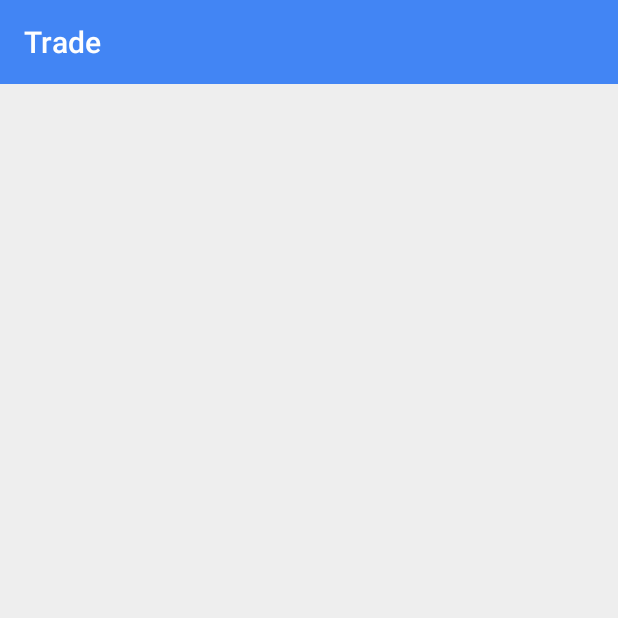
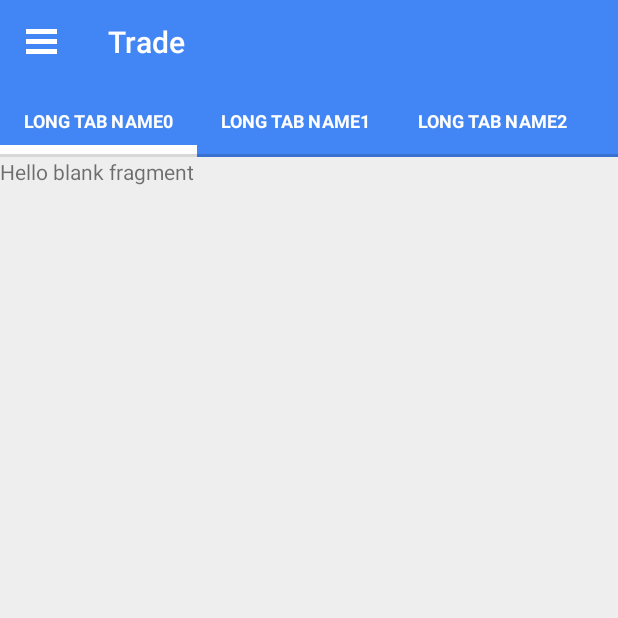
Before and after one commit to fengchaoyu1/NNTradeClient, an Android app: the screen it shows after launch (MainActivity), on a phone screen of 412 x 824 dp, the top half of it. Run offline under Robolectric (Android 15) with nearby library versions, the phone set to English and light mode, and no system bars.

Commit message:
Add sliding tab.
Signed-off-by: cyberzhg <cyberzhg@gmail.com>

```diff
--- /dev/null
+++ b/app/src/main/java/zhaohg/sliding/SlidingPagerAdapter.java
@@ -0,0 +1,32 @@
+package zhaohg.sliding;
+
+import android.support.v4.app.Fragment;
+import android.support.v4.app.FragmentManager;
+import android.support.v4.app.FragmentPagerAdapter;
+
+import java.util.ArrayList;
+
+public class SlidingPagerAdapter extends FragmentPagerAdapter {
+
+    private ArrayList<Fragment> fragments;
+
+    public SlidingPagerAdapter(FragmentManager manager, ArrayList<Fragment> fragments) {
+        super(manager);
+        this.fragments = fragments;
+    }
+
+    @Override
+    public Fragment getItem(int pos) {
+        return fragments.get(pos);
+    }
+
+    @Override
+    public int getCount() {
+        return fragments.size();
+    }
+
+    @Override
+    public CharSequence getPageTitle(int position) {
+        return "Long Tab Name" + position;
+    }
+}
--- /dev/null
+++ b/app/src/main/java/zhaohg/sliding/SlidingTabLayout.java
@@ -0,0 +1,226 @@
+package zhaohg.sliding;
+
+import android.content.Context;
+import android.graphics.Typeface;
+import android.os.Build;
+import android.support.v4.view.PagerAdapter;
+import android.support.v4.view.ViewPager;
+import android.util.AttributeSet;
+import android.util.TypedValue;
+import android.view.Gravity;
+import android.view.LayoutInflater;
+import android.view.View;
+import android.widget.HorizontalScrollView;
+import android.widget.TextView;
+
+import zhaohg.trade.R;
+
+public class SlidingTabLayout extends HorizontalScrollView {
+
+    public interface TabColorizer {
+        int getIndicatorColor(int position);
+        int getDividerColor(int position);
+
+    }
+
+    private static final int TITLE_OFFSET_DIPS = 24;
+    private static final int TAB_VIEW_PADDING_DIPS = 16;
+    private static final int TAB_VIEW_TEXT_SIZE_SP = 12;
+
+    private int mTitleOffset;
+
+    private int mTabViewLayoutId;
+    private int mTabViewTextViewId;
+
+    private ViewPager mViewPager;
+    private ViewPager.OnPageChangeListener mViewPagerPageChangeListener;
+
+    private final SlidingTabStrip mTabStrip;
+
+    public SlidingTabLayout(Context context) {
+        this(context, null);
+    }
+
+    public SlidingTabLayout(Context context, AttributeSet attrs) {
+        this(context, attrs, 0);
+    }
+
+    public SlidingTabLayout(Context context, AttributeSet attrs, int defStyle) {
+        super(context, attrs, defStyle);
+        setHorizontalScrollBarEnabled(false);
+        setFillViewport(true);
+        mTitleOffset = (int) (TITLE_OFFSET_DIPS * getResources().getDisplayMetrics().density);
+        mTabStrip = new SlidingTabStrip(context);
+        addView(mTabStrip, LayoutParams.MATCH_PARENT, LayoutParams.WRAP_CONTENT);
+    }
+
+    public void setCustomTabColorizer(TabColorizer tabColorizer) {
+        mTabStrip.setCustomTabColorizer(tabColorizer);
+    }
+
+    public void setSelectedIndicatorColors(int... colors) {
+        mTabStrip.setSelectedIndicatorColors(colors);
+    }
+
+    public void setDividerColors(int... colors) {
+        mTabStrip.setDividerColors(colors);
+    }
+
+    public void setOnPageChangeListener(ViewPager.OnPageChangeListener listener) {
+        mViewPagerPageChangeListener = listener;
+    }
+
+    public void setCustomTabView(int layoutResId, int textViewId) {
+        mTabViewLayoutId = layoutResId;
+        mTabViewTextViewId = textViewId;
+    }
+
+    public void setViewPager(ViewPager viewPager) {
+        mTabStrip.removeAllViews();
+
+        mViewPager = viewPager;
+        if (viewPager != null) {
+            viewPager.setOnPageChangeListener(new InternalViewPagerListener());
+            populateTabStrip();
+        }
+    }
+
+    protected TextView createDefaultTabView(Context context) {
+        TextView textView = new TextView(context);
+        textView.setGravity(Gravity.CENTER);
+        textView.setTextSize(TypedValue.COMPLEX_UNIT_SP, TAB_VIEW_TEXT_SIZE_SP);
+        textView.setTypeface(Typeface.DEFAULT_BOLD);
+
+        if (Build.VERSION.SDK_INT >= Build.VERSION_CODES.HONEYCOMB) {
+            TypedValue outValue = new TypedValue();
+            getContext().getTheme().resolveAttribute(android.R.attr.selectableItemBackground,
+                    outValue, true);
+            textView.setBackgroundResource(outValue.resourceId);
+        }
+
+        if (Build.VERSION.SDK_INT >= Build.VERSION_CODES.ICE_CREAM_SANDWICH) {
+            textView.setAllCaps(true);
+        }
+
+        int padding = (int) (TAB_VIEW_PADDING_DIPS * getResources().getDisplayMetrics().density);
+        textView.setPadding(padding, padding, padding, padding);
+
+        return textView;
+    }
+
+    private void populateTabStrip() {
+        final PagerAdapter adapter = mViewPager.getAdapter();
+        final View.OnClickListener tabClickListener = new TabClickListener();
+
+        for (int i = 0; i < adapter.getCount(); i++) {
+            View tabView = null;
+            TextView tabTitleView = null;
+
+            if (mTabViewLayoutId != 0) {
+                tabView = LayoutInflater.from(getContext()).inflate(mTabViewLayoutId, mTabStrip, false);
+                tabTitleView = (TextView) tabView.findViewById(mTabViewTextViewId);
+            }
+
+            if (tabView == null) {
+                tabView = createDefaultTabView(getContext());
+            }
+
+            if (tabTitleView == null && TextView.class.isInstance(tabView)) {
+                tabTitleView = (TextView) tabView;
+            }
+
+            tabTitleView.setTextColor(getResources().getColor(R.color.textColorPrimary));
+            tabTitleView.setText(adapter.getPageTitle(i));
+            tabView.setOnClickListener(tabClickListener);
+
+            mTabStrip.addView(tabView);
+        }
+    }
+
+    @Override
+    protected void onAttachedToWindow() {
+        super.onAttachedToWindow();
+
+        if (mViewPager != null) {
+            scrollToTab(mViewPager.getCurrentItem(), 0);
+        }
+    }
+
+    private void scrollToTab(int tabIndex, int positionOffset) {
+        final int tabStripChildCount = mTabStrip.getChildCount();
+        if (tabStripChildCount == 0 || tabIndex < 0 || tabIndex >= tabStripChildCount) {
+            return;
+        }
+
+        View selectedChild = mTabStrip.getChildAt(tabIndex);
+        if (selectedChild != null) {
+            int targetScrollX = selectedChild.getLeft() + positionOffset;
+
+            if (tabIndex > 0 || positionOffset > 0) {
+                targetScrollX -= mTitleOffset;
+            }
+
+            scrollTo(targetScrollX, 0);
+        }
+    }
+
+    private class InternalViewPagerListener implements ViewPager.OnPageChangeListener {
+        private int mScrollState;
+
+        @Override
+        public void onPageScrolled(int position, float positionOffset, int positionOffsetPixels) {
+            int tabStripChildCount = mTabStrip.getChildCount();
+            if ((tabStripChildCount == 0) || (position < 0) || (position >= tabStripChildCount)) {
+                return;
+            }
+
+            mTabStrip.onViewPagerPageChanged(position, positionOffset);
+
+            View selectedTitle = mTabStrip.getChildAt(position);
+            int extraOffset = (selectedTitle != null)
+                    ? (int) (positionOffset * selectedTitle.getWidth())
+                    : 0;
+            scrollToTab(position, extraOffset);
+
+            if (mViewPagerPageChangeListener != null) {
+                mViewPagerPageChangeListener.onPageScrolled(position, positionOffset,
+                        positionOffsetPixels);
+            }
+        }
+
+        @Override
+        public void onPageScrollStateChanged(int state) {
+            mScrollState = state;
+
+            if (mViewPagerPageChangeListener != null) {
+                mViewPagerPageChangeListener.onPageScrollStateChanged(state);
+            }
+        }
+
+        @Override
+        public void onPageSelected(int position) {
+            if (mScrollState == ViewPager.SCROLL_STATE_IDLE) {
+                mTabStrip.onViewPagerPageChanged(position, 0f);
+                scrollToTab(position, 0);
+            }
+
+            if (mViewPagerPageChangeListener != null) {
+                mViewPagerPageChangeListener.onPageSelected(position);
+            }
+        }
+
+    }
+
+    private class TabClickListener implements View.OnClickListener {
+        @Override
+        public void onClick(View v) {
+            for (int i = 0; i < mTabStrip.getChildCount(); i++) {
+                if (v == mTabStrip.getChildAt(i)) {
+                    mViewPager.setCurrentItem(i);
+                    return;
+                }
+            }
+        }
+    }
+
+}
--- /dev/null
+++ b/app/src/main/java/zhaohg/sliding/SlidingTabStrip.java
@@ -0,0 +1,178 @@
+package zhaohg.sliding;
+
+import android.content.Context;
+import android.graphics.Canvas;
+import android.graphics.Color;
+import android.graphics.Paint;
+import android.util.AttributeSet;
+import android.util.TypedValue;
+import android.view.View;
+import android.widget.LinearLayout;
+
+import zhaohg.trade.R;
+
+class SlidingTabStrip extends LinearLayout {
+
+    private static final int DEFAULT_BOTTOM_BORDER_THICKNESS_DIPS = 2;
+    private static final byte DEFAULT_BOTTOM_BORDER_COLOR_ALPHA = 0x26;
+    private static final int SELECTED_INDICATOR_THICKNESS_DIPS = 8;
+
+    private static final int DEFAULT_DIVIDER_THICKNESS_DIPS = 1;
+    private static final byte DEFAULT_DIVIDER_COLOR_ALPHA = 0x00;
+    private static final float DEFAULT_DIVIDER_HEIGHT = 0.5f;
+
+    private final int mBottomBorderThickness;
+    private final Paint mBottomBorderPaint;
+
+    private final int mSelectedIndicatorThickness;
+    private final Paint mSelectedIndicatorPaint;
+
+    private final int mDefaultBottomBorderColor;
+
+    private final Paint mDividerPaint;
+    private final float mDividerHeight;
+
+    private int mSelectedPosition;
+    private float mSelectionOffset;
+
+    private SlidingTabLayout.TabColorizer mCustomTabColorizer;
+    private final SimpleTabColorizer mDefaultTabColorizer;
+
+    SlidingTabStrip(Context context) {
+        this(context, null);
+    }
+
+    SlidingTabStrip(Context context, AttributeSet attrs) {
+        super(context, attrs);
+        setWillNotDraw(false);
+
+        this.setBackgroundColor(getResources().getColor(R.color.colorPrimary));
+
+        final float density = getResources().getDisplayMetrics().density;
+
+        TypedValue outValue = new TypedValue();
+        final int themeForegroundColor = outValue.data;
+
+        mDefaultBottomBorderColor = setColorAlpha(themeForegroundColor,
+                DEFAULT_BOTTOM_BORDER_COLOR_ALPHA);
+
+        mDefaultTabColorizer = new SimpleTabColorizer();
+        mDefaultTabColorizer.setIndicatorColors(getResources().getColor(R.color.textColorPrimary));
+        mDefaultTabColorizer.setDividerColors(setColorAlpha(themeForegroundColor,
+                DEFAULT_DIVIDER_COLOR_ALPHA));
+
+        mBottomBorderThickness = (int) (DEFAULT_BOTTOM_BORDER_THICKNESS_DIPS * density);
+        mBottomBorderPaint = new Paint();
+        mBottomBorderPaint.setColor(mDefaultBottomBorderColor);
+
+        mSelectedIndicatorThickness = (int) (SELECTED_INDICATOR_THICKNESS_DIPS * density);
+        mSelectedIndicatorPaint = new Paint();
+
+        mDividerHeight = DEFAULT_DIVIDER_HEIGHT;
+        mDividerPaint = new Paint();
+        mDividerPaint.setStrokeWidth((int) (DEFAULT_DIVIDER_THICKNESS_DIPS * density));
+    }
+
+    void setCustomTabColorizer(SlidingTabLayout.TabColorizer customTabColorizer) {
+        mCustomTabColorizer = customTabColorizer;
+        invalidate();
+    }
+
+    void setSelectedIndicatorColors(int... colors) {
+        mCustomTabColorizer = null;
+        mDefaultTabColorizer.setIndicatorColors(colors);
+        invalidate();
+    }
+
+    void setDividerColors(int... colors) {
+        mCustomTabColorizer = null;
+        mDefaultTabColorizer.setDividerColors(colors);
+        invalidate();
+    }
+
+    void onViewPagerPageChanged(int position, float positionOffset) {
+        mSelectedPosition = position;
+        mSelectionOffset = positionOffset;
+        invalidate();
+    }
+
+    @Override
+    protected void onDraw(Canvas canvas) {
+        final int height = getHeight();
+        final int childCount = getChildCount();
+        final int dividerHeightPx = (int) (Math.min(Math.max(0f, mDividerHeight), 1f) * height);
+        final SlidingTabLayout.TabColorizer tabColorizer = mCustomTabColorizer != null
+                ? mCustomTabColorizer
+                : mDefaultTabColorizer;
+
+        if (childCount > 0) {
+            View selectedTitle = getChildAt(mSelectedPosition);
+            int left = selectedTitle.getLeft();
+            int right = selectedTitle.getRight();
+            int color = tabColorizer.getIndicatorColor(mSelectedPosition);
+
+            if (mSelectionOffset > 0f && mSelectedPosition < (getChildCount() - 1)) {
+                int nextColor = tabColorizer.getIndicatorColor(mSelectedPosition + 1);
+                if (color != nextColor) {
+                    color = blendColors(nextColor, color, mSelectionOffset);
+                }
+
+                View nextTitle = getChildAt(mSelectedPosition + 1);
+                left = (int) (mSelectionOffset * nextTitle.getLeft() +
+                        (1.0f - mSelectionOffset) * left);
+                right = (int) (mSelectionOffset * nextTitle.getRight() +
+                        (1.0f - mSelectionOffset) * right);
+            }
+
+            mSelectedIndicatorPaint.setColor(color);
+
+            canvas.drawRect(left, height - mSelectedIndicatorThickness, right,
+                    height, mSelectedIndicatorPaint);
+        }
+
+        canvas.drawRect(0, height - mBottomBorderThickness, getWidth(), height, mBottomBorderPaint);
+
+        int separatorTop = (height - dividerHeightPx) / 2;
+        for (int i = 0; i < childCount - 1; i++) {
+            View child = getChildAt(i);
+            mDividerPaint.setColor(tabColorizer.getDividerColor(i));
+            canvas.drawLine(child.getRight(), separatorTop, child.getRight(),
+                    separatorTop + dividerHeightPx, mDividerPaint);
+        }
+    }
+
+    private static int setColorAlpha(int color, byte alpha) {
+        return Color.argb(alpha, Color.red(color), Color.green(color), Color.blue(color));
+    }
+
+    private static int blendColors(int color1, int color2, float ratio) {
+        final float inverseRation = 1f - ratio;
+        float r = (Color.red(color1) * ratio) + (Color.red(color2) * inverseRation);
+        float g = (Color.green(color1) * ratio) + (Color.green(color2) * inverseRation);
+        float b = (Color.blue(color1) * ratio) + (Color.blue(color2) * inverseRation);
+        return Color.rgb((int) r, (int) g, (int) b);
+    }
+
+    private static class SimpleTabColorizer implements SlidingTabLayout.TabColorizer {
+        private int[] mIndicatorColors;
+        private int[] mDividerColors;
+
+        @Override
+        public final int getIndicatorColor(int position) {
+            return mIndicatorColors[position % mIndicatorColors.length];
+        }
+
+        @Override
+        public final int getDividerColor(int position) {
+            return mDividerColors[position % mDividerColors.length];
+        }
+
+        void setIndicatorColors(int... colors) {
+            mIndicatorColors = colors;
+        }
+
+        void setDividerColors(int... colors) {
+            mDividerColors = colors;
+        }
+    }
+}
--- a/app/src/main/java/zhaohg/trade/MainActivity.java
+++ b/app/src/main/java/zhaohg/trade/MainActivity.java
@@ -1,11 +1,20 @@
 package zhaohg.trade;
 
 import android.os.Build;
+import android.support.v4.app.Fragment;
+import android.support.v4.view.ViewPager;
+import android.support.v4.widget.DrawerLayout;
 import android.support.v7.app.ActionBarActivity;
 import android.os.Bundle;
 import android.support.v7.widget.Toolbar;
+import android.view.View;
 import android.view.WindowManager;
+import android.widget.ListView;
 
+import java.util.ArrayList;
+
+import zhaohg.sliding.SlidingPagerAdapter;
+import zhaohg.sliding.SlidingTabLayout;
 
 public class MainActivity extends ActionBarActivity  {
 
@@ -19,9 +28,28 @@ public class MainActivity extends ActionBarActivity  {
             getWindow().setStatusBarColor(getResources().getColor(R.color.colorPrimaryDark));
         }
 
+        final DrawerLayout drawerLayout = (DrawerLayout) findViewById(R.id.drawer_layout);
+        final ListView drawer = (ListView) findViewById(R.id.drawer);
+
         Toolbar toolbar = (Toolbar) findViewById(R.id.toolbar);
-        if (toolbar != null) {
-            setSupportActionBar(toolbar);
-        }
+        setSupportActionBar(toolbar);
+        toolbar.setNavigationIcon(R.drawable.menu);
+        toolbar.setNavigationOnClickListener(new View.OnClickListener() {
+            @Override
+            public void onClick(View v) {
+                drawerLayout.openDrawer(drawer);
+            }
+        });
+
+        SlidingTabLayout slidingTab = (SlidingTabLayout) findViewById(R.id.slidingTab);
+        ViewPager viewPager = (ViewPager) findViewById(R.id.viewPager);
+        ArrayList<Fragment> fragments = new ArrayList<>();
+        fragments.add(new TestFragment());
+        fragments.add(new TestFragment());
+        fragments.add(new TestFragment());
+        SlidingPagerAdapter pagerAdapter = new SlidingPagerAdapter(this.getSupportFragmentManager(), fragments);
+        viewPager.setOffscreenPageLimit(fragments.size());
+        viewPager.setAdapter(pagerAdapter);
+        slidingTab.setViewPager(viewPager);
     }
 }
--- /dev/null
+++ b/app/src/main/java/zhaohg/trade/TestFragment.java
@@ -0,0 +1,24 @@
+package zhaohg.trade;
+
+import android.os.Bundle;
+import android.support.v4.app.Fragment;
+import android.view.LayoutInflater;
+import android.view.View;
+import android.view.ViewGroup;
+
+
+public class TestFragment extends Fragment {
+
+    public TestFragment() {
+    }
+
+    @Override
+    public void onCreate(Bundle savedInstanceState) {
+        super.onCreate(savedInstanceState);
+    }
+
+    @Override
+    public View onCreateView(LayoutInflater inflater, ViewGroup container, Bundle savedInstanceState) {
+        return inflater.inflate(R.layout.fragment_test, container, false);
+    }
+}
--- a/app/src/main/res/layout/activity_main.xml
+++ b/app/src/main/res/layout/activity_main.xml
@@ -17,49 +17,17 @@
             android:layout_height="wrap_content"
             android:background="@color/colorPrimary"/>
 
-        <TabHost
+        <zhaohg.sliding.SlidingTabLayout
+            android:id="@+id/slidingTab"
+            android:layout_width="fill_parent"
+            android:layout_height="wrap_content"
+            android:layout_below="@+id/toolbar"/>
+
+        <android.support.v4.view.ViewPager
+            android:id="@+id/viewPager"
             android:layout_width="fill_parent"
             android:layout_height="fill_parent"
-            android:id="@+id/tabHost"
-            android:layout_below="@+id/toolbar"
-            android:layout_centerHorizontal="true">
-
-            <LinearLayout
-                android:layout_width="fill_parent"
-                android:layout_height="fill_parent"
-                android:orientation="vertical">
-
-                <TabWidget
-                    android:id="@android:id/tabs"
-                    android:layout_width="fill_parent"
-                    android:layout_height="wrap_content"
-                    android:background="@color/colorPrimary"/>
-
-                <FrameLayout
-                    android:id="@android:id/tabcontent"
-                    android:layout_width="fill_parent"
-                    android:layout_height="fill_parent">
-
-                    <LinearLayout
-                        android:id="@+id/tab1"
-                        android:layout_width="fill_parent"
-                        android:layout_height="fill_parent"
-                        android:orientation="vertical"/>
-
-                    <LinearLayout
-                        android:id="@+id/tab2"
-                        android:layout_width="fill_parent"
-                        android:layout_height="fill_parent"
-                        android:orientation="vertical"/>
-
-                    <LinearLayout
-                        android:id="@+id/tab3"
-                        android:layout_width="fill_parent"
-                        android:layout_height="fill_parent"
-                        android:orientation="vertical"/>
-                </FrameLayout>
-            </LinearLayout>
-        </TabHost>
+            android:layout_below="@+id/slidingTab"/>
     </RelativeLayout>
 
     <ListView
--- /dev/null
+++ b/app/src/main/res/layout/fragment_test.xml
@@ -0,0 +1,8 @@
+<FrameLayout xmlns:android="http://schemas.android.com/apk/res/android"
+    xmlns:tools="http://schemas.android.com/tools" android:layout_width="match_parent"
+    android:layout_height="match_parent" tools:context="zhaohg.trade.TestFragment">
+
+    <TextView android:layout_width="match_parent" android:layout_height="match_parent"
+        android:text="@string/hello_blank_fragment" />
+
+</FrameLayout>
--- a/app/src/main/res/values/strings.xml
+++ b/app/src/main/res/values/strings.xml
@@ -11,4 +11,7 @@
     <string name="action_example">Example action</string>
 
     <string name="action_settings">Settings</string>
+
+<!-- TODO: Remove or change this placeholder text -->
+    <string name="hello_blank_fragment">Hello blank fragment</string>
 </resources>
```
Also changed, not shown: app/src/main/res/drawable-hdpi/drawer_shadow.9.png (deleted), app/src/main/res/drawable-hdpi/ic_drawer.png (deleted), app/src/main/res/drawable-mdpi/drawer_shadow.9.png (deleted), app/src/main/res/drawable-mdpi/ic_drawer.png (deleted), app/src/main/res/drawable-xhdpi/drawer_shadow.9.png (deleted), app/src/main/res/drawable-xhdpi/ic_drawer.png (deleted), app/src/main/res/drawable-xxhdpi/drawer_shadow.9.png (deleted), app/src/main/res/drawable-xxhdpi/ic_drawer.png (deleted), app/src/main/res/drawable-xxhdpi/menu.png (added), 2 other files.
